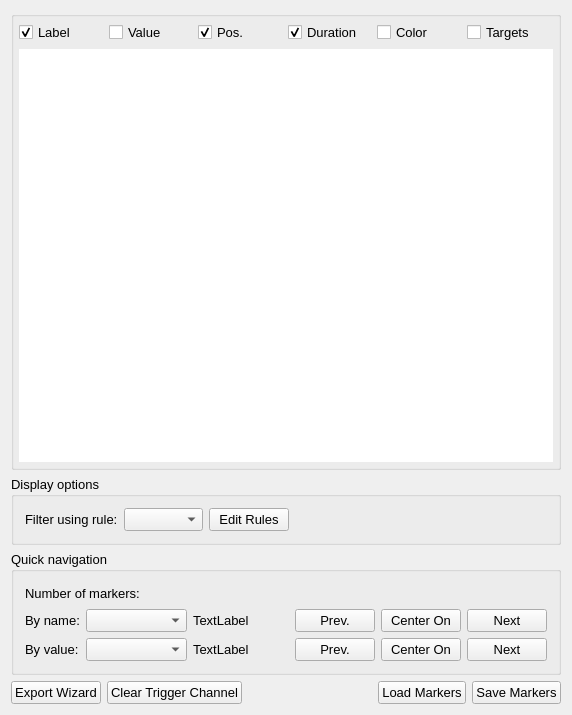
The window that src/AnyWave/Marker/AwMarkerManagerSettings.ui (HIP-infrastructure/anywave-code) describes before a commit, drawn with Qt 5.
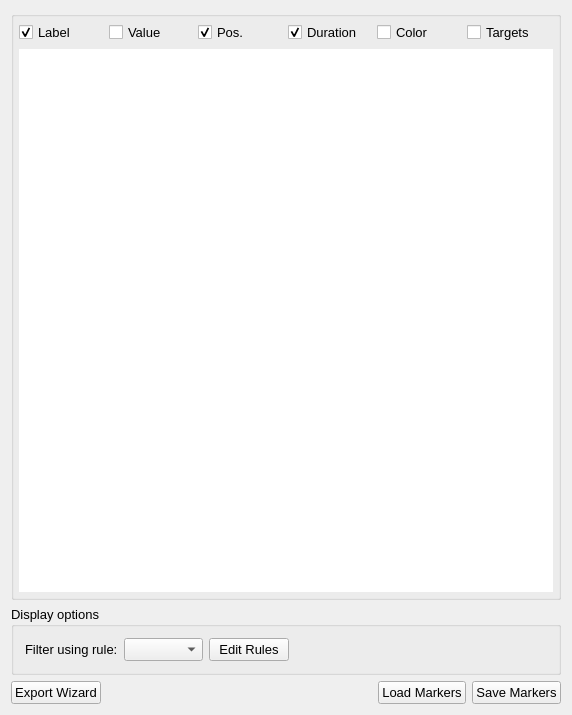
The same window after the commit. Icons and pictures are not drawn. Custom widgets are drawn as their Qt base class.

Commit message: Removed stats on marker : too much time consuming when dealing with several thousands of markers. Improved performance when loading several thousands of markers.

```diff
--- a/src/AnyWave/Marker/AwMarkerManagerSettings.ui
+++ b/src/AnyWave/Marker/AwMarkerManagerSettings.ui
@@ -285,251 +285,6 @@
      </layout>
     </widget>
    </item>
-   <item>
-    <widget class="QGroupBox" name="groupBoxQuickNav">
-     <property name="sizePolicy">
-      <sizepolicy hsizetype="Minimum" vsizetype="Preferred">
-       <horstretch>0</horstretch>
-       <verstretch>0</verstretch>
-      </sizepolicy>
-     </property>
-     <property name="title">
-      <string>Quick navigation</string>
-     </property>
-     <layout class="QGridLayout" name="gridLayout">
-      <property name="sizeConstraint">
-       <enum>QLayout::SetDefaultConstraint</enum>
-      </property>
-      <item row="0" column="0" colspan="2">
-       <widget class="QLabel" name="label_2">
-        <property name="sizePolicy">
-         <sizepolicy hsizetype="Minimum" vsizetype="Preferred">
-          <horstretch>0</horstretch>
-          <verstretch>0</verstretch>
-         </sizepolicy>
-        </property>
-        <property name="text">
-         <string>Number of markers:</string>
-        </property>
-        <property name="scaledContents">
-         <bool>true</bool>
-        </property>
-       </widget>
-      </item>
-      <item row="0" column="2">
-       <widget class="QLabel" name="labelTotal">
-        <property name="sizePolicy">
-         <sizepolicy hsizetype="Expanding" vsizetype="Preferred">
-          <horstretch>0</horstretch>
-          <verstretch>0</verstretch>
-         </sizepolicy>
-        </property>
-        <property name="styleSheet">
-         <string notr="true">color: rgb(0, 85, 255);</string>
-        </property>
-        <property name="text">
-         <string/>
-        </property>
-       </widget>
-      </item>
-      <item row="0" column="3">
-       <spacer name="horizontalSpacer_3">
-        <property name="orientation">
-         <enum>Qt::Horizontal</enum>
-        </property>
-        <property name="sizeHint" stdset="0">
-         <size>
-          <width>52</width>
-          <height>20</height>
-         </size>
-        </property>
-       </spacer>
-      </item>
-      <item row="1" column="0">
-       <widget class="QLabel" name="label_3">
-        <property name="sizePolicy">
-         <sizepolicy hsizetype="Minimum" vsizetype="Preferred">
-          <horstretch>0</horstretch>
-          <verstretch>0</verstretch>
-         </sizepolicy>
-        </property>
-        <property name="text">
-         <string>By name:</string>
-        </property>
-       </widget>
-      </item>
-      <item row="1" column="1" colspan="2">
-       <widget class="QComboBox" name="comboNames">
-        <property name="sizePolicy">
-         <sizepolicy hsizetype="Minimum" vsizetype="Preferred">
-          <horstretch>0</horstretch>
-          <verstretch>0</verstretch>
-         </sizepolicy>
-        </property>
-        <property name="sizeAdjustPolicy">
-         <enum>QComboBox::AdjustToContents</enum>
-        </property>
-       </widget>
-      </item>
-      <item row="1" column="3">
-       <widget class="QLabel" name="labelNames">
-        <property name="sizePolicy">
-         <sizepolicy hsizetype="Minimum" vsizetype="Preferred">
-          <horstretch>0</horstretch>
-          <verstretch>0</verstretch>
-         </sizepolicy>
-        </property>
-        <property name="text">
-         <string>TextLabel</string>
-        </property>
-       </widget>
-      </item>
-      <item row="1" column="4">
-       <spacer name="horizontalSpacer_4">
-        <property name="orientation">
-         <enum>Qt::Horizontal</enum>
-        </property>
-        <property name="sizeHint" stdset="0">
-         <size>
-          <width>18</width>
-          <height>20</height>
-         </size>
-        </property>
-       </spacer>
-      </item>
-      <item row="1" column="5">
-       <widget class="QPushButton" name="buttonPrevName">
-        <property name="sizePolicy">
-         <sizepolicy hsizetype="Minimum" vsizetype="Preferred">
-          <horstretch>0</horstretch>
-          <verstretch>0</verstretch>
-         </sizepolicy>
-        </property>
-        <property name="text">
-         <string>Prev.</string>
-        </property>
-       </widget>
-      </item>
-      <item row="1" column="6">
-       <widget class="QPushButton" name="buttonGoName">
-        <property name="sizePolicy">
-         <sizepolicy hsizetype="Minimum" vsizetype="Preferred">
-          <horstretch>0</horstretch>
-          <verstretch>0</verstretch>
-         </sizepolicy>
-        </property>
-        <property name="text">
-         <string>Center On</string>
-        </property>
-       </widget>
-      </item>
-      <item row="1" column="7">
-       <widget class="QPushButton" name="buttonNextName">
-        <property name="sizePolicy">
-         <sizepolicy hsizetype="Minimum" vsizetype="Preferred">
-          <horstretch>0</horstretch>
-          <verstretch>0</verstretch>
-         </sizepolicy>
-        </property>
-        <property name="text">
-         <string>Next</string>
-        </property>
-       </widget>
-      </item>
-      <item row="2" column="0">
-       <widget class="QLabel" name="label_4">
-        <property name="sizePolicy">
-         <sizepolicy hsizetype="Minimum" vsizetype="Preferred">
-          <horstretch>0</horstretch>
-          <verstretch>0</verstretch>
-         </sizepolicy>
-        </property>
-        <property name="text">
-         <string>By value:</string>
-        </property>
-       </widget>
-      </item>
-      <item row="2" column="1" colspan="2">
-       <widget class="QComboBox" name="comboValues">
-        <property name="sizePolicy">
-         <sizepolicy hsizetype="Minimum" vsizetype="Preferred">
-          <horstretch>0</horstretch>
-          <verstretch>0</verstretch>
-         </sizepolicy>
-        </property>
-        <property name="sizeAdjustPolicy">
-         <enum>QComboBox::AdjustToContents</enum>
-        </property>
-       </widget>
-      </item>
-      <item row="2" column="3">
-       <widget class="QLabel" name="labelValues">
-        <property name="sizePolicy">
-         <sizepolicy hsizetype="Minimum" vsizetype="Preferred">
-          <horstretch>0</horstretch>
-          <verstretch>0</verstretch>
-         </sizepolicy>
-        </property>
-        <property name="text">
-         <string>TextLabel</string>
-        </property>
-       </widget>
-      </item>
-      <item row="2" column="4">
-       <spacer name="horizontalSpacer_5">
-        <property name="orientation">
-         <enum>Qt::Horizontal</enum>
-        </property>
-        <property name="sizeHint" stdset="0">
-         <size>
-          <width>18</width>
-          <height>20</height>
-         </size>
-        </property>
-       </spacer>
-      </item>
-      <item row="2" column="5">
-       <widget class="QPushButton" name="buttonPrevValue">
-        <property name="sizePolicy">
-         <sizepolicy hsizetype="Minimum" vsizetype="Preferred">
-          <horstretch>0</horstretch>
-          <verstretch>0</verstretch>
-         </sizepolicy>
-        </property>
-        <property name="text">
-         <string>Prev.</string>
-        </property>
-       </widget>
-      </item>
-      <item row="2" column="6">
-       <widget class="QPushButton" name="buttonGoValue">
-        <property name="sizePolicy">
-         <sizepolicy hsizetype="Minimum" vsizetype="Preferred">
-          <horstretch>0</horstretch>
-          <verstretch>0</verstretch>
-         </sizepolicy>
-        </property>
-        <property name="text">
-         <string>Center On</string>
-        </property>
-       </widget>
-      </item>
-      <item row="2" column="7">
-       <widget class="QPushButton" name="buttonNextValue">
-        <property name="sizePolicy">
-         <sizepolicy hsizetype="Minimum" vsizetype="Preferred">
-          <horstretch>0</horstretch>
-          <verstretch>0</verstretch>
-         </sizepolicy>
-        </property>
-        <property name="text">
-         <string>Next</string>
-        </property>
-       </widget>
-      </item>
-     </layout>
-    </widget>
-   </item>
    <item>
     <layout class="QHBoxLayout" name="horizontalLayout">
      <property name="sizeConstraint">
@@ -548,22 +303,6 @@
        </property>
       </widget>
      </item>
-     <item>
-      <widget class="QPushButton" name="buttonClearTriggerChannel">
-       <property name="sizePolicy">
-        <sizepolicy hsizetype="Minimum" vsizetype="Preferred">
-         <horstretch>0</horstretch>
-         <verstretch>0</verstretch>
-        </sizepolicy>
-       </property>
-       <property name="toolTip">
-        <string>Overwrite currently open file's trigger channel with zeros.</string>
-       </property>
-       <property name="text">
-        <string>Clear Trigger Channel</string>
-       </property>
-      </widget>
-     </item>
      <item>
       <spacer name="horizontalSpacer">
        <property name="orientation">
```
The commit also changes 12 other files.
